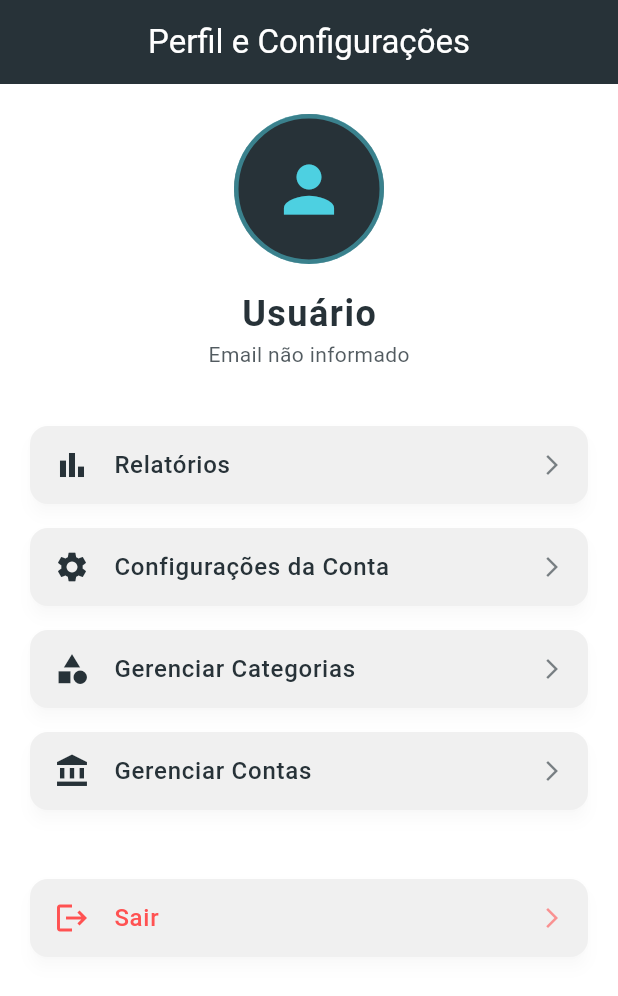
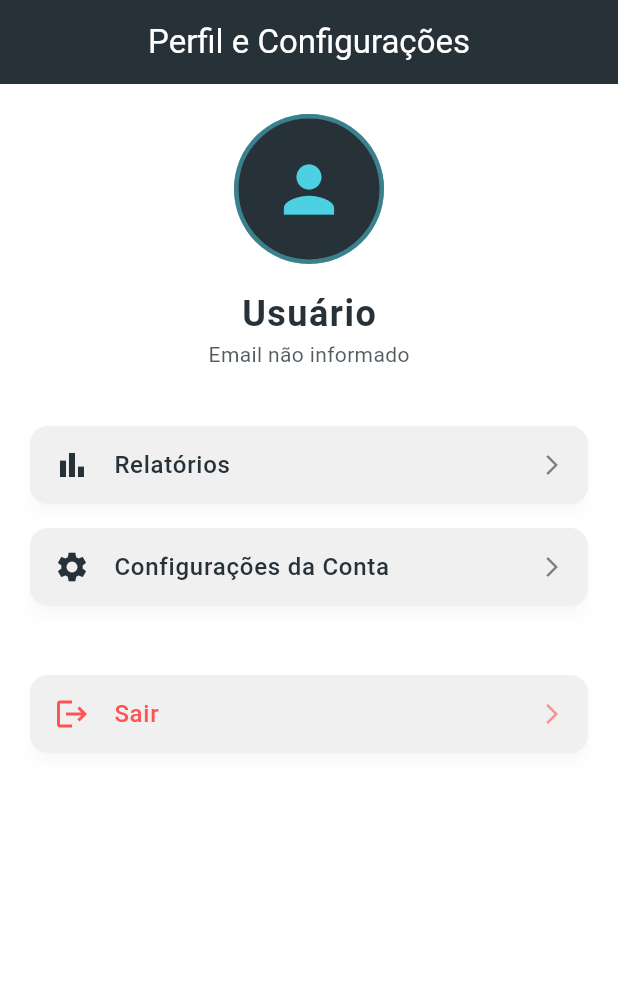
Before and after one commit to InaDdevs/finance-management, a Flutter app: the ProfileScreen screen opened directly, on a phone screen of 412 x 824 dp. Shown: the top 996 px of the screen. Run offline on Flutter 3.47's test engine with Material 3 defaults, Android fonts, the phone set to English and light mode, and no system bars; our stand-ins replace fl_chart, shared_preferences, sqflite; accounts and stored records are empty.

Commit message:
Update profile_screen.dart

```diff
--- a/lib/features/profile/profile_screen.dart
+++ b/lib/features/profile/profile_screen.dart
@@ -3,8 +3,7 @@ import 'package:provider/provider.dart';
 import '../../core/dart/providers/auth_provider.dart';
 import '../reports/reports_screen.dart';
 import 'account_settings_screen.dart';
-import 'manage_categories_screen.dart';
-import 'manage_accounts_screen.dart';
+
 
 const Color _primaryColor = Color(0xFF273238);
 const Color _secondaryColor = Color(0xFF4DD0E1);
@@ -157,32 +156,6 @@ class ProfileScreen extends StatelessWidget {
             },
           ),
 
-          _buildProfileMenuItem(
-            context: context,
-            icon: Icons.category,
-            title: 'Gerenciar Categorias',
-            iconColor: _primaryColor,
-            textColor: _primaryColor,
-            onTap: () {
-              Navigator.of(context).push(
-                MaterialPageRoute(builder: (context) => const ManageCategoriesScreen()),
-              );
-            },
-          ),
-
-          _buildProfileMenuItem(
-            context: context,
-            icon: Icons.account_balance,
-            title: 'Gerenciar Contas',
-            iconColor: _primaryColor,
-            textColor: _primaryColor,
-            onTap: () {
-              Navigator.of(context).push(
-                MaterialPageRoute(builder: (context) => const ManageAccountsScreen()),
-              );
-            },
-          ),
-
           const SizedBox(height: 30),
 
           //BOTÃO SAIR
```
